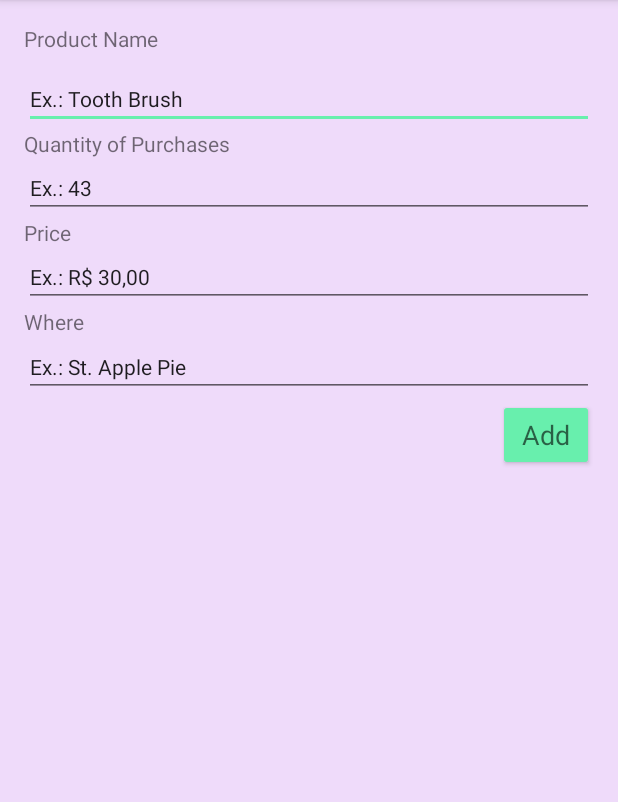
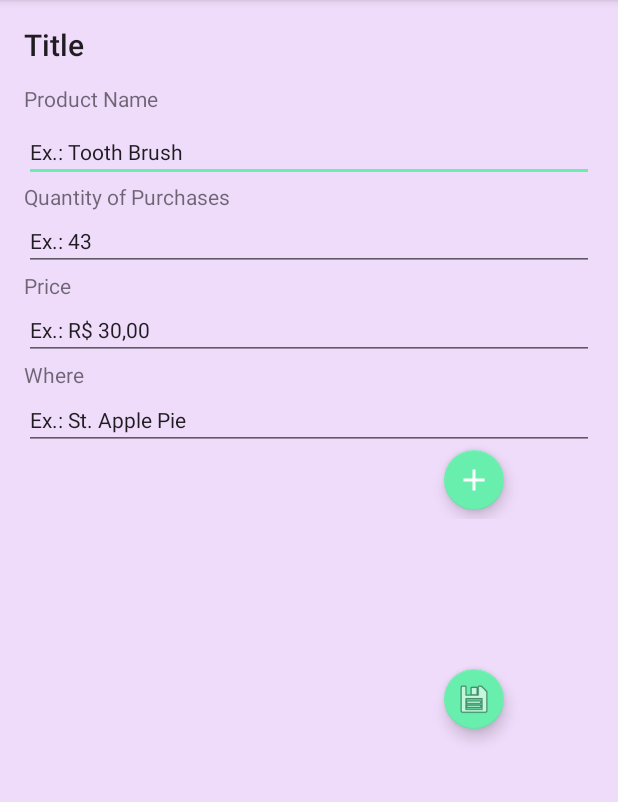
Before and after one commit to JuliaOli/Rarangi, an Android app: the ShoppingItem screen opened directly, with no data from a screen before it, on a phone screen of 412 x 824 dp, the part 84-886 px from its top. Run offline under Robolectric (Android 15) with nearby library versions, the phone set to English and light mode, and no system bars.

Commit message:
AGORA VAI HEIN

```diff
--- a/app/src/main/java/com/example/w8/rarangi/ShoppingItem.java
+++ b/app/src/main/java/com/example/w8/rarangi/ShoppingItem.java
@@ -1,13 +1,66 @@
 package com.example.w8.rarangi;
 
+import android.content.Intent;
+import android.support.design.widget.FloatingActionButton;
 import android.support.v7.app.AppCompatActivity;
 import android.os.Bundle;
+import android.text.Editable;
+import android.view.View;
+import android.widget.Button;
+import android.widget.EditText;
+import android.widget.TextView;
+import android.widget.Toast;
 
-public class ShoppingItem extends AppCompatActivity {
+import java.util.ArrayList;
+
+import saveme.Save;
+
+public class ShoppingItem extends AppCompatActivity implements Save {
+
+    FloatingActionButton fabAdd, fabSave;
+    String master;
+    TextView text1;
+    EditText text2;
+    EditText text3;
+    EditText text4;
 
     @Override
     protected void onCreate(Bundle savedInstanceState) {
         super.onCreate(savedInstanceState);
         setContentView(R.layout.activity_shopping);
+
+        fabAdd = (FloatingActionButton) findViewById(R.id.fabAdd);
+        fabAdd.setOnClickListener(new View.OnClickListener() {
+            @Override
+            public void onClick(View view) {
+
+                text1 = (EditText)findViewById(R.id.textName);
+                text2 = (EditText)findViewById(R.id.editText6);
+                text3 = (EditText)findViewById(R.id.editText7);
+                text4 = (EditText)findViewById(R.id.editText5);
+                saveAll();
+                Toast.makeText(getApplicationContext(),"Item added to the list",Toast.LENGTH_SHORT).show();
+
+            }
+        });
+
+        fabSave = (FloatingActionButton)findViewById(R.id.fabSave);
+        fabSave.setOnClickListener(new View.OnClickListener() {
+            @Override
+            public void onClick(View view) {
+
+                Toast.makeText(getApplicationContext(),"List created",Toast.LENGTH_SHORT).show();
+                Intent inten = new Intent(ShoppingItem.this, ListActivity.class);
+                startActivity(inten);
+            }
+        });
+    }
+
+    @Override
+    public void saveAll() {
+
+        master = text1.getText().toString().concat( ", " + text2.getText().toString() + ", ").concat(text3.getText().toString() + ",")
+                .concat(text4.getText().toString() + "!!");
+
     }
 }
--- /dev/null
+++ b/app/src/main/java/saveme/Save.java
@@ -0,0 +1,11 @@
+package saveme;
+
+/**
+ * Created by W8 on 17/10/2016.
+ */
+
+public interface Save {
+
+    public void saveAll();
+
+}
--- a/app/src/main/res/layout/activity_shopping.xml
+++ b/app/src/main/res/layout/activity_shopping.xml
@@ -1,5 +1,6 @@
 <?xml version="1.0" encoding="utf-8"?>
 <RelativeLayout xmlns:android="http://schemas.android.com/apk/res/android"
+    xmlns:app="http://schemas.android.com/apk/res-auto"
     xmlns:tools="http://schemas.android.com/tools"
     android:id="@+id/activity_new_item"
     android:layout_width="match_parent"
@@ -14,15 +15,22 @@
         android:id="@+id/linear"
         android:orientation="vertical"
         android:layout_width="match_parent"
-        android:layout_height="250dp"
+        android:layout_height="330dp"
         android:layout_alignParentTop="true"
         android:layout_alignParentLeft="true"
         android:layout_alignParentStart="true">
 
         <TextView
+            android:text="Title"
+            android:layout_width="match_parent"
+            android:layout_height="40dp"
+            android:id="@+id/title1"
+            android:textAppearance="@style/TextAppearance.AppCompat.Title" />
+
+        <TextView
             android:text="Product Name"
             android:layout_width="match_parent"
-            android:layout_height="30dp"
+            android:layout_height="25dp"
             android:id="@+id/textView4" />
 
         <EditText
@@ -80,17 +88,25 @@
             android:text="Ex.: St. Apple Pie"
             android:textAppearance="@style/TextAppearance.AppCompat" />
 
+        <android.support.design.widget.FloatingActionButton
+            android:layout_width="match_parent"
+            android:layout_height="wrap_content"
+            android:layout_marginLeft="280dp"
+            android:clickable="true"
+            app:fabSize="mini"
+            app:srcCompat="@drawable/ic_add_white_24dp"
+            android:id="@+id/fabAdd" />
+
     </LinearLayout>
 
-    <Button
-        android:text="Add"
-        android:layout_width="64dp"
+    <android.support.design.widget.FloatingActionButton
+        android:layout_width="wrap_content"
         android:layout_height="wrap_content"
-        android:id="@+id/add"
-        android:backgroundTint="@color/colorAccent"
-        android:textAppearance="@style/TextAppearance.AppCompat.Medium"
-        android:layout_below="@+id/linear"
-        android:layout_alignParentRight="true"
-        android:layout_alignParentEnd="true" />
+        android:clickable="true"
+        app:fabSize="mini"
+        app:srcCompat="@android:drawable/ic_menu_save"
+        android:id="@+id/fabSave"
+        android:layout_marginLeft="280dp"
+        android:layout_marginTop="430dp"/>
 
 </RelativeLayout>
```
Also changed, not shown: app/src/main/java/com/example/w8/rarangi/ToDo.java (+9 -1 lines), app/src/main/java/com/example/w8/rarangi/TypeList.java (+18 -3 lines), app/src/main/java/saveme/SaveMe.java (+21 -1 lines).
